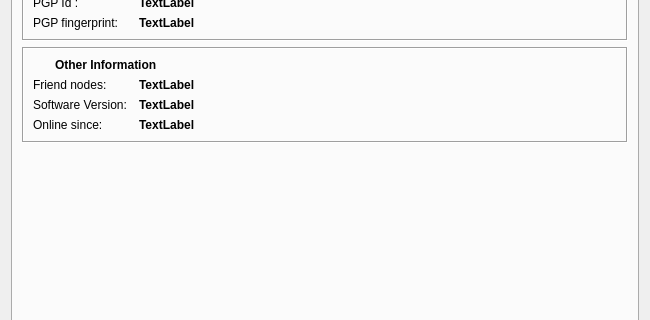
This is retroshare-gui/src/gui/settings/CryptoPage.ui in RetroShare/RetroShare as Qt 5 draws it before an edit; both pictures show x 0 to 650 and y 141 to 461 of the 650 by 566 pixel window. The edited form follows.
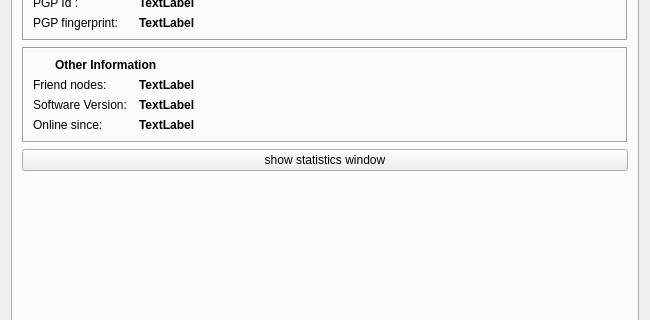
This is the edited form. Icons and pictures are not drawn. Custom widgets are drawn as their Qt base class.

Commit message: added additional button to show statistics window in settings->node

What changed in the file:
```diff
--- a/retroshare-gui/src/gui/settings/CryptoPage.ui
+++ b/retroshare-gui/src/gui/settings/CryptoPage.ui
@@ -397,6 +397,13 @@
          </layout>
         </widget>
        </item>
+       <item>
+        <widget class="QPushButton" name="showStats_PB">
+         <property name="text">
+          <string>show statistics window</string>
+         </property>
+        </widget>
+       </item>
        <item>
         <spacer name="verticalSpacer">
          <property name="orientation">
```
The commit also changes 3 other files.
